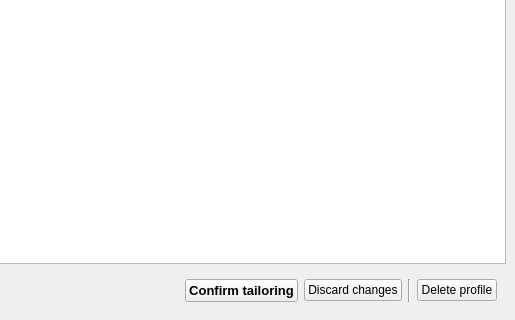
Qt form ui/TailoringWindow.ui (OpenSCAP/scap-workbench) before a commit; both pictures show x 445 to 960 and y 510 to 830 of the 960 by 830 pixel window.
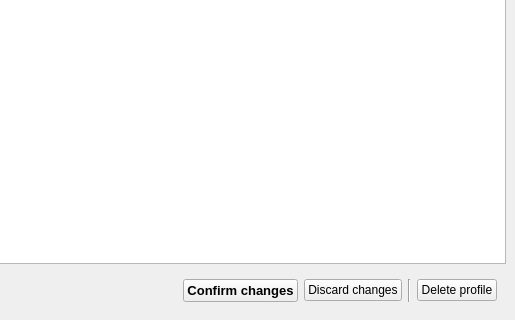
The same form after that commit.

Commit message: Use customization instead of tailoring in the GUI

The edit to the form file:
```diff
--- a/ui/TailoringWindow.ui
+++ b/ui/TailoringWindow.ui
@@ -91,7 +91,7 @@
           </font>
          </property>
          <property name="text">
-          <string>Confirm tailoring</string>
+          <string>Confirm changes</string>
          </property>
         </widget>
        </item>
```
Left out of the diff: 4 changed lines with no effect on the pictures. The commit also changes 4 other files.
